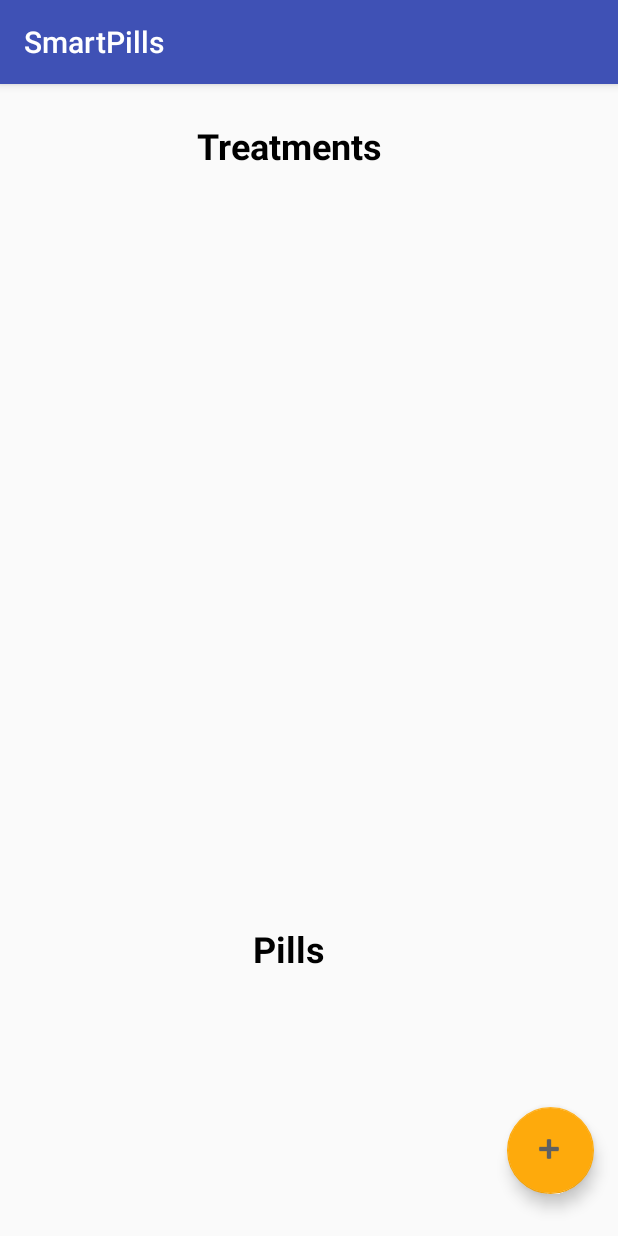
After one commit to comkio/SmartPills, an Android app: the TreatmentsActivity screen opened directly, with no data from a screen before it, on a phone screen of 412 x 824 dp. The commit adds this screen. Run offline under Robolectric (Android 15) with nearby library versions, the phone set to English and light mode, and no system bars.

Commit message:
Esto es la prueba

```diff
--- a/app/src/main/AndroidManifest.xml
+++ b/app/src/main/AndroidManifest.xml
@@ -16,7 +16,8 @@
                 <category android:name="android.intent.category.LAUNCHER" />
             </intent-filter>
         </activity>
-        <activity android:name=".CalendarActivity"></activity>
+        <activity android:name=".CalendarActivity" />
+        <activity android:name=".TreatmentsActivity"></activity>
     </application>
 
 </manifest>
--- a/app/src/main/java/upf/edu/smartpills/CalendarActivity.java
+++ b/app/src/main/java/upf/edu/smartpills/CalendarActivity.java
@@ -1,21 +1,27 @@
 package upf.edu.smartpills;
 
+import android.content.Intent;
 import android.os.Bundle;
+import android.support.design.widget.FloatingActionButton;
 import android.support.v4.widget.DrawerLayout;
 import android.support.v7.app.ActionBarDrawerToggle;
 import android.support.v7.app.AppCompatActivity;
 import android.view.MenuItem;
+import android.view.View;
+import android.widget.TextView;
 
 public class CalendarActivity extends AppCompatActivity {
 
 
     private DrawerLayout myDrawer;
     private ActionBarDrawerToggle myToggle;
+    private TextView nombre;
+    FloatingActionButton button;
     @Override
     protected void onCreate(Bundle savedInstanceState) {
         super.onCreate(savedInstanceState);
         setContentView(R.layout.activity_calendar);
-
+        //Menu Icon
         myDrawer = findViewById(R.id.myDrawer);
         myToggle = new ActionBarDrawerToggle(this,myDrawer,R.string.open,R.string.close);
 
@@ -23,6 +29,21 @@ public class CalendarActivity extends AppCompatActivity {
         myToggle.syncState();
 
         getSupportActionBar().setDisplayHomeAsUpEnabled(true);
+
+        //Getting the name
+        //nombre = findViewById(R.id.textView);
+        //nombre.append(" "+USER.GETNAME);
+
+        button = findViewById(R.id.floatingActionButton);
+        button.setOnClickListener(new View.OnClickListener() {
+            @Override
+            public void onClick(View v) {
+                Intent profile = new Intent(CalendarActivity.this, TreatmentsActivity.class);
+                startActivity(profile);
+                finish();
+            }
+        });
+
     }
 
     @Override
@@ -32,4 +53,10 @@ public class CalendarActivity extends AppCompatActivity {
 
         return super.onOptionsItemSelected(item);
     }
+    @Override
+    public void onBackPressed() {
+        super.onBackPressed();
+        //NavUtils.navigateUpFromSameTask(this);
+        //finish();
+    }
 }
--- /dev/null
+++ b/app/src/main/java/upf/edu/smartpills/TreatmentsActivity.java
@@ -0,0 +1,13 @@
+package upf.edu.smartpills;
+
+import android.support.v7.app.AppCompatActivity;
+import android.os.Bundle;
+
+public class TreatmentsActivity extends AppCompatActivity {
+
+    @Override
+    protected void onCreate(Bundle savedInstanceState) {
+        super.onCreate(savedInstanceState);
+        setContentView(R.layout.activity_treatments);
+    }
+}
--- /dev/null
+++ b/app/src/main/res/layout/activity_treatments.xml
@@ -0,0 +1,85 @@
+<?xml version="1.0" encoding="utf-8"?>
+<android.support.constraint.ConstraintLayout xmlns:android="http://schemas.android.com/apk/res/android"
+    xmlns:app="http://schemas.android.com/apk/res-auto"
+    xmlns:tools="http://schemas.android.com/tools"
+    android:layout_width="match_parent"
+    android:layout_height="match_parent"
+    tools:context=".TreatmentsActivity"
+    tools:layout_editor_absoluteY="81dp">
+
+    <android.support.design.widget.FloatingActionButton
+        android:id="@+id/floatingActionButton"
+        android:layout_width="58dp"
+        android:layout_height="71dp"
+        android:layout_marginBottom="28dp"
+        android:layout_marginEnd="16dp"
+        android:layout_marginLeft="16dp"
+        android:layout_marginStart="8dp"
+        android:clickable="true"
+        android:tint="#606060"
+        app:backgroundTint="?android:attr/colorPressedHighlight"
+        app:layout_constraintBottom_toBottomOf="parent"
+        app:layout_constraintEnd_toEndOf="parent"
+        app:layout_constraintHorizontal_bias="1.0"
+        app:layout_constraintStart_toStartOf="parent"
+        app:layout_constraintTop_toTopOf="parent"
+        app:layout_constraintVertical_bias="1.0"
+        app:rippleColor="?android:attr/colorForeground"
+        app:srcCompat="@android:drawable/ic_input_add" />
+
+    <TextView
+        android:id="@+id/textView3"
+        android:layout_width="383dp"
+        android:layout_height="36dp"
+        android:layout_marginBottom="8dp"
+        android:layout_marginLeft="1dp"
+        android:layout_marginStart="1dp"
+        android:text="Treatments"
+        android:textAlignment="center"
+        android:textColor="#000"
+        android:textSize="24sp"
+        android:textStyle="bold"
+        app:layout_constraintBottom_toBottomOf="parent"
+        app:layout_constraintEnd_toEndOf="parent"
+        app:layout_constraintHorizontal_bias="0.0"
+        app:layout_constraintStart_toStartOf="parent"
+        app:layout_constraintTop_toTopOf="parent"
+        app:layout_constraintVertical_bias="0.034" />
+
+    <TextView
+        android:id="@+id/textView5"
+        android:layout_width="383dp"
+        android:layout_height="36dp"
+        android:layout_marginBottom="172dp"
+        android:layout_marginLeft="1dp"
+        android:layout_marginStart="1dp"
+        android:layout_marginTop="8dp"
+        android:text="Pills"
+        android:textAlignment="center"
+        android:textColor="#000"
+        android:textSize="24sp"
+        android:textStyle="bold"
+        app:layout_constraintBottom_toBottomOf="parent"
+        app:layout_constraintEnd_toEndOf="parent"
+        app:layout_constraintHorizontal_bias="0.0"
+        app:layout_constraintStart_toStartOf="parent"
+        app:layout_constraintTop_toTopOf="@+id/textView3"
+        app:layout_constraintVertical_bias="1.0" />
+
+    <ListView
+        android:layout_width="389dp"
+        android:layout_height="266dp"
+        app:layout_constraintEnd_toEndOf="parent"
+        app:layout_constraintHorizontal_bias="0.4"
+        app:layout_constraintStart_toStartOf="parent"
+        app:layout_constraintTop_toBottomOf="@+id/textView3" />
+
+    <ListView
+        android:layout_width="382dp"
+        android:layout_height="165dp"
+        android:layout_marginTop="8dp"
+        app:layout_constraintEnd_toEndOf="parent"
+        app:layout_constraintStart_toStartOf="parent"
+        app:layout_constraintTop_toBottomOf="@+id/textView5" />
+
+</android.support.constraint.ConstraintLayout>
--- a/app/src/main/res/values/colors.xml
+++ b/app/src/main/res/values/colors.xml
@@ -3,4 +3,5 @@
     <color name="colorPrimary">#3F51B5</color>
     <color name="colorPrimaryDark">#303F9F</color>
     <color name="colorAccent">#FF4081</color>
+    <color name="colorYellow">#F4CE42</color>
 </resources>
```
